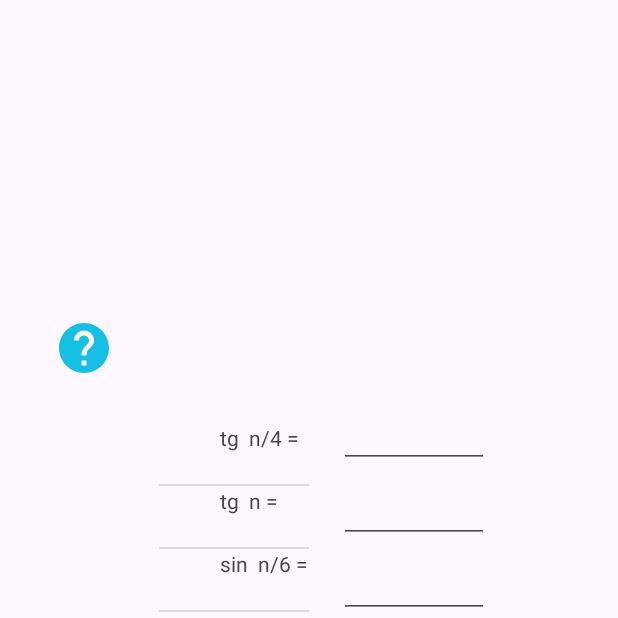
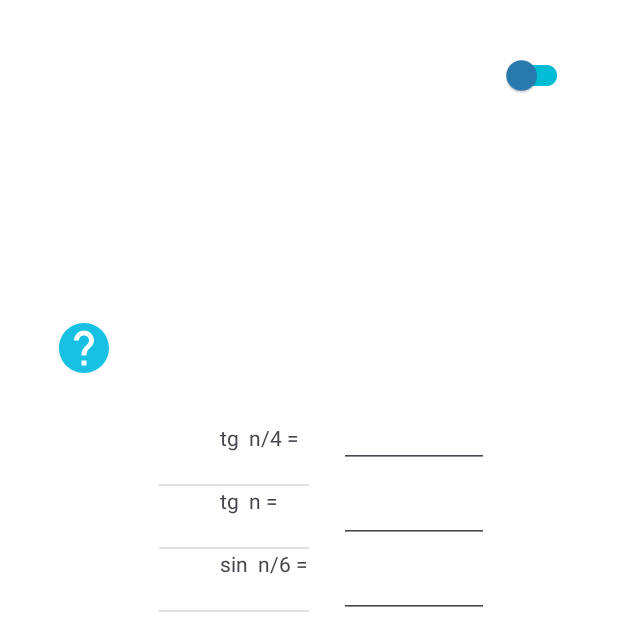
Before and after one commit to asiafrolova/Geometry, an Android app: the screen it shows after launch (MainActivity), on a phone screen of 412 x 824 dp, the top half of it. Run offline under Robolectric (Android 15) with nearby library versions, the phone set to English and light mode, and no system bars.

Commit message:
Added dark theme

```diff
--- a/app/src/main/AndroidManifest.xml
+++ b/app/src/main/AndroidManifest.xml
@@ -3,15 +3,17 @@
     xmlns:tools="http://schemas.android.com/tools">
 
     <application
+
         android:allowBackup="true"
         android:dataExtractionRules="@xml/data_extraction_rules"
         android:fullBackupContent="@xml/backup_rules"
         android:icon="@drawable/baseline_contact_support_24"
         android:label="@string/app_name"
-        android:roundIcon="@drawable/baseline_contact_support_24"
+       android:roundIcon="@drawable/baseline_contact_support_24"
         android:supportsRtl="true"
         android:theme="@style/Theme.Geometry"
-        tools:targetApi="31">
+        tools:targetApi="31"
+        >
         <activity
 
             android:windowSoftInputMode="adjustResize"
--- a/app/src/main/java/com/example/geometry/MainActivity.java
+++ b/app/src/main/java/com/example/geometry/MainActivity.java
@@ -3,10 +3,13 @@ package com.example.geometry;
 import static android.app.PendingIntent.getActivity;
 
 import androidx.appcompat.app.AppCompatActivity;
+import androidx.appcompat.app.AppCompatDelegate;
 
 import android.app.AlertDialog;
 import android.app.Dialog;
+import android.content.Context;
 import android.content.DialogInterface;
+import android.content.SharedPreferences;
 import android.os.Bundle;
 import android.view.Window;
 import android.widget.ArrayAdapter;
@@ -22,6 +25,10 @@ public class MainActivity extends AppCompatActivity {
     MyAdapter adapter;
     Stroke[] strokes;
     Random random;
+
+    boolean night;
+    SharedPreferences sharedPreferences;
+    SharedPreferences.Editor editor;
 
     @Override
     protected void onCreate(Bundle savedInstanceState) {
@@ -68,6 +75,36 @@ public class MainActivity extends AppCompatActivity {
                         }
                     }).show();
         });
+        //getSupportActionBar().hide();
+        sharedPreferences = getSharedPreferences("MODE",MODE_PRIVATE);
+        night = sharedPreferences.getBoolean("night",false);
+
+            if(night){
+                binding.darkOrLight.setChecked(true);
+                getDelegate().setLocalNightMode(
+                        AppCompatDelegate.MODE_NIGHT_YES);;
+
+            }
+
+
+        binding.darkOrLight.setOnClickListener(v -> {
+            if(night){
+                getDelegate().setLocalNightMode(
+                    AppCompatDelegate.MODE_NIGHT_NO);
+                editor = sharedPreferences.edit();
+                editor.putBoolean("night",false);
+
+            }
+            else{
+                getDelegate().setLocalNightMode(
+                    AppCompatDelegate.MODE_NIGHT_YES);
+                editor = sharedPreferences.edit();
+                editor.putBoolean("night",true);
+
+            }
+            editor.commit();
+        });
+
 
 
 
@@ -102,6 +139,7 @@ public class MainActivity extends AppCompatActivity {
                 });
         return builder.create();
     }
+
 
     Stroke[] checkAnswers(Stroke[] strokes, String[] answers) {
 
--- a/app/src/main/res/layout/activity_main.xml
+++ b/app/src/main/res/layout/activity_main.xml
@@ -4,7 +4,9 @@
     xmlns:tools="http://schemas.android.com/tools"
     android:layout_width="match_parent"
     android:layout_height="match_parent"
-    tools:context=".MainActivity">
+    tools:context=".MainActivity"
+    style="@style/SCREEN"
+    >
 
 
 
@@ -20,6 +22,7 @@
         android:orientation="horizontal">
 
         <ListView
+
             android:id="@+id/listView"
 
             android:layout_width="140dp"
@@ -41,18 +44,22 @@
             app:layout_constraintTop_toTopOf="parent"
             android:orientation="vertical">
             <EditText
+                style="@style/EDITTEXT"
+
                 android:layout_width="match_parent"
                 android:layout_height="50dp"
                 android:id="@+id/editText1">
 
             </EditText>
             <EditText
+                style="@style/EDITTEXT"
                 android:layout_width="match_parent"
                 android:layout_height="50dp"
                 android:id="@+id/editText2">
 
             </EditText>
             <EditText
+                style="@style/EDITTEXT"
                 android:layout_width="match_parent"
                 android:layout_height="50dp"
                 android:id="@+id/editText3">
@@ -63,6 +70,8 @@
     </androidx.appcompat.widget.LinearLayoutCompat>
 
     <Button
+        style="@style/BUTTON"
+
         android:id="@+id/btnCheck"
         android:layout_width="230dp"
         android:layout_height="wrap_content"
@@ -76,13 +85,13 @@
         app:layout_constraintTop_toBottomOf="@id/linearLayout"
         android:fontFamily="@font/pfdin"
         android:textSize="20dp"
-        android:textColor="@color/white"
-        android:background="@drawable/button_style"
         android:textAllCaps="false">
 
     </Button>
 
     <Button
+        style="@style/BUTTON"
+
         android:id="@+id/btnAgain"
         android:layout_width="250dp"
         android:layout_height="wrap_content"
@@ -96,8 +105,6 @@
         app:layout_constraintTop_toBottomOf="@id/btnCheck"
         android:fontFamily="@font/pfdin"
         android:textSize="20dp"
-        android:textColor="@color/white"
-        android:background="@drawable/button_style"
         android:textAllCaps="false"
 
         >
@@ -105,15 +112,28 @@
     </Button>
 
     <View
+        style="@style/VIEW"
         android:layout_width="40dp"
         android:layout_height="40dp"
         app:layout_constraintBottom_toTopOf="@+id/linearLayout"
         app:layout_constraintEnd_toStartOf="@+id/linearLayout"
         android:layout_margin="10dp"
-        android:background="@drawable/help"
         android:id="@+id/help"
         >
 
     </View>
+    <androidx.appcompat.widget.SwitchCompat
+        style="@style/SWITCH"
+        android:layout_width="50dp"
+        android:layout_height="40dp"
+        app:layout_constraintEnd_toEndOf="parent"
+        app:layout_constraintTop_toTopOf="parent"
+        android:layout_margin="30dp"
+        android:id="@+id/dark_or_light"
+
+
+        >
+
+    </androidx.appcompat.widget.SwitchCompat>
 
 </androidx.constraintlayout.widget.ConstraintLayout>
--- a/app/src/main/res/values-night/themes.xml
+++ b/app/src/main/res/values-night/themes.xml
@@ -1,7 +1,40 @@
 <resources xmlns:tools="http://schemas.android.com/tools">
     <!-- Base application theme. -->
     <style name="Base.Theme.Geometry" parent="Theme.Material3.DayNight.NoActionBar">
+        <item name="android:statusBarColor">@color/orange</item>
+        <item name="android:icon">@drawable/baseline_contact_support_24_dark</item>
+        <item name="android:roundIcon">@drawable/baseline_contact_support_24_dark</item>
+
         <!-- Customize your dark theme here. -->
         <!-- <item name="colorPrimary">@color/my_dark_primary</item> -->
     </style>
+
+
+    <style name="SCREEN" parent="Theme.Material3.DayNight.NoActionBar">
+        <item name="android:background">@color/grey</item>
+    </style>
+
+    <style name="TEXT">
+        <item name="android:textColor" parent="Base.Theme.Geometry">@color/white</item>
+    </style>
+
+    <style name="BUTTON" parent="Base.Theme.Geometry">
+        <item name="android:background" parent="Base.Theme.Geometry">@drawable/button_style_dark</item>
+        <item name="android:textColor">@color/white</item>
+    </style>
+
+    <style name="VIEW">
+        <item name="android:background" parent="Base.Theme.Geometry">@drawable/help_dark</item>
+    </style>
+    <style name="EDITTEXT">
+        <item name="android:textColor" parent="Base.Theme.Geometry">@color/white</item>
+    </style>
+    <style name="SWITCH">
+        <item name="thumbTint">@color/orange</item>
+        <item name="trackTint">@color/yellow</item>
+
+    </style>
+
+
+
 </resources>
--- a/app/src/main/res/values/colors.xml
+++ b/app/src/main/res/values/colors.xml
@@ -3,4 +3,12 @@
     <color name="black">#FF000000</color>
     <color name="white">#FFFFFFFF</color>
     <color name="blue">#00BCD4</color>
+    <color name="grey">#444647</color>
+    <color name="light_blue">#30E8FF</color>
+    <color name="light_grey">#7C7C7C</color>
+    <color name="orange">#F44336</color>
+    <color name="yellow">#FF9800</color>
+    <color name="dark_blue">#ff297baf</color>
+
+
 </resources>
--- a/app/src/main/res/values/themes.xml
+++ b/app/src/main/res/values/themes.xml
@@ -2,10 +2,48 @@
     <!-- Base application theme. -->
     <style name="Base.Theme.Geometry" parent="Theme.Material3.DayNight.NoActionBar">
         <item name="android:statusBarColor">@color/blue</item>
+        <item name="android:icon">@drawable/baseline_contact_support_24</item>
+        <item name="android:roundIcon">@drawable/baseline_contact_support_24</item>
+
 
         <!-- Customize your light theme here. -->
-        <!-- <item name="colorPrimary">@color/my_light_primary</item> -->
+        <!-- <item name="colorPrimary">@color/my_dark_primary</item> -->
+
+
+    </style>
+    <style name="Theme.Geometry" parent="Base.Theme.Geometry" />
+
+
+    <style name="SCREEN" >
+        <item name="android:background">@color/white</item>
     </style>
 
-    <style name="Theme.Geometry" parent="Base.Theme.Geometry" />
+    <style name="TEXT">
+        <item name="android:textColor">@color/black</item>
+    </style>
+
+    <style name="BUTTON">
+        <item name="android:background">@drawable/button_style</item>
+        <item name="android:textColor">@color/white</item>
+    </style>
+    <style name="VIEW">
+        <item name="android:background">@drawable/help</item>
+    </style>
+
+    <style name="EDITTEXT">
+        <item name="android:textColor">@color/black</item>
+    </style>
+
+    <style name="SWITCH">
+        <item name="thumbTint">@color/dark_blue</item>
+        <item name="trackTint">@color/blue</item>
+
+    </style>
+
+
+
+
+
+
+
 </resources>
```
